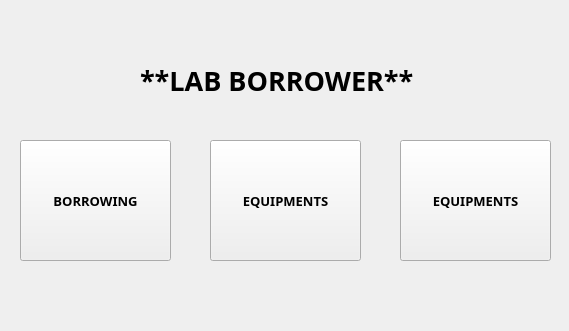
The window that homedisplay.ui (markytools/sume-borrower-app) describes before a commit, drawn with Qt 5.
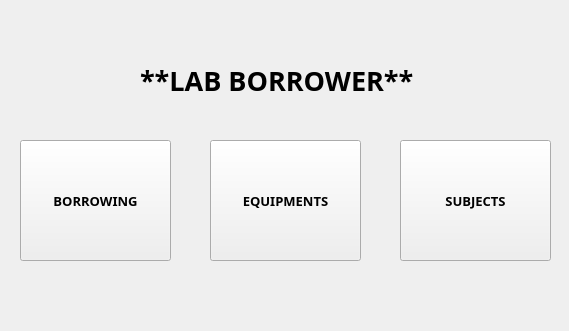
The same window after the commit.

What changed in the file:
```diff
--- a/homedisplay.ui
+++ b/homedisplay.ui
@@ -106,7 +106,7 @@
     </font>
    </property>
    <property name="text">
-    <string>EQUIPMENTS</string>
+    <string>SUBJECTS</string>
    </property>
   </widget>
  </widget>
```
